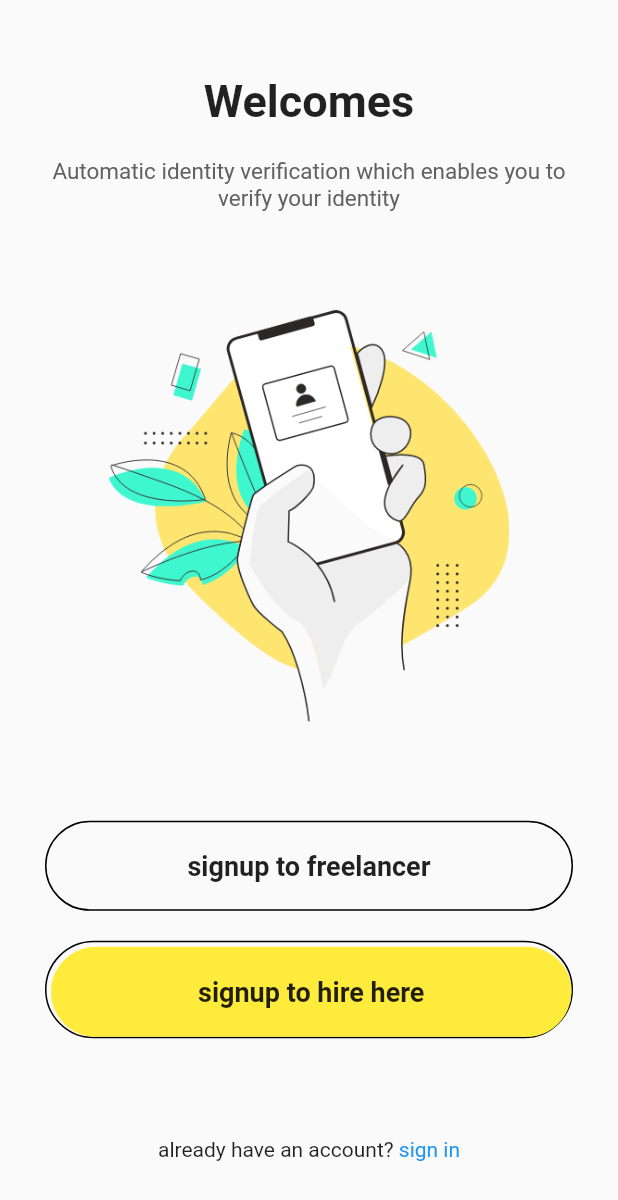
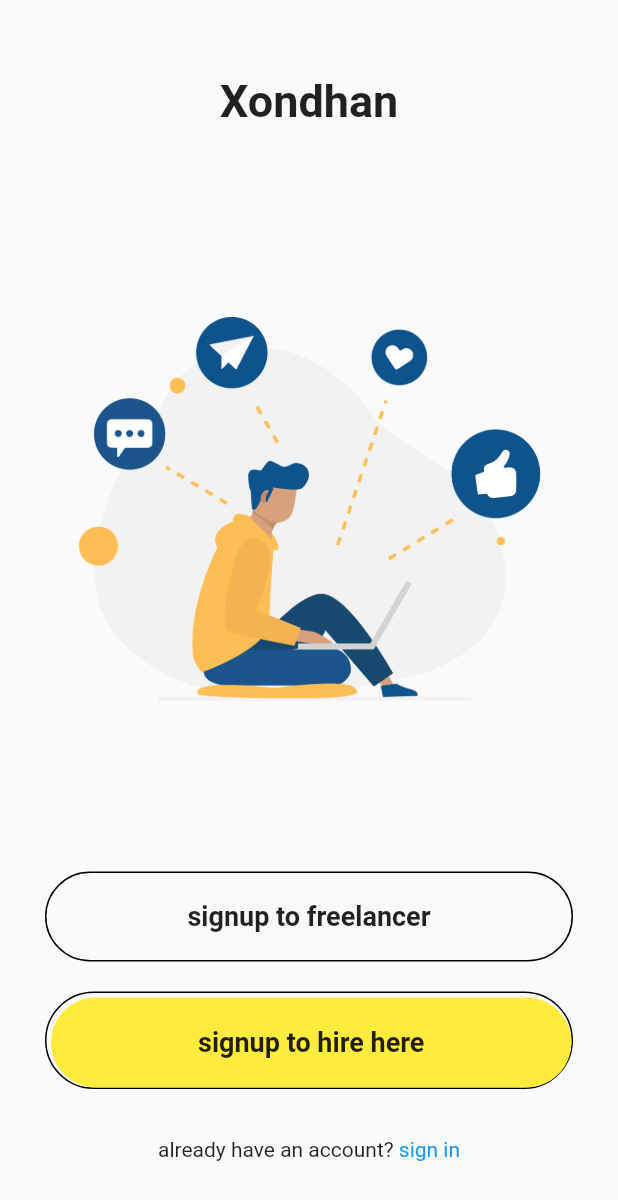
Before and after one commit to withewolf-dev/freelance-nahor, a Flutter app: the screen it shows after launch, on a phone screen of 412 x 824 dp. Shown: the top 1200 px of the screen. Run offline on Flutter 3.47's test engine with Material 2 defaults, Android fonts, the phone set to English and light mode, and no system bars; our stand-ins replace auto_route, bloc, carousel_slider, cloud_firestore, firebase_auth, firebase_core and 5 more; accounts and stored records are empty.

Commit message:
app name,logo change

```diff
--- a/lib/widgets/feedpage/profilecard/profiles_list.dart
+++ b/lib/widgets/feedpage/profilecard/profiles_list.dart
@@ -56,7 +56,7 @@ class _ProfilesListState extends State<ProfilesList> {
                 return ProfileContainer(
                   bio: data['bio'],
                   name: data['name'],
-                  freelancerId: data['id'],
+                  freelancerId: "id",
                 );
               }).toList(),
             );
--- a/lib/widgets/notification/freelance-notification.dart
+++ b/lib/widgets/notification/freelance-notification.dart
@@ -1,4 +1,6 @@
 import 'package:flutter/material.dart';
+import 'package:kilo/router/app_router.gr.dart';
+import 'package:auto_route/auto_route.dart';
 
 class FreelanceNoti extends StatelessWidget {
   final String texts;
@@ -7,7 +9,9 @@ class FreelanceNoti extends StatelessWidget {
   @override
   Widget build(BuildContext context) {
     return InkWell(
-      onTap: () {},
+      onTap: () {
+        context.pushRoute(FreelanceReqDetails());
+      },
       child: Ink(
         height: 70,
         decoration: BoxDecoration(
--- a/lib/widgets/welcome/Illustration.dart
+++ b/lib/widgets/welcome/Illustration.dart
@@ -6,9 +6,10 @@ class Illustration extends StatelessWidget {
   @override
   Widget build(BuildContext context) {
     return Container(
-      height: MediaQuery.of(context).size.height / 3,
+      height: MediaQuery.of(context).size.height / 2,
       decoration: BoxDecoration(
-          image: DecorationImage(image: AssetImage('assets/Illustration.png'))),
+          image: DecorationImage(
+              image: AssetImage('assets/network-illustration.png'))),
     );
   }
 }
--- a/lib/widgets/welcome/header.dart
+++ b/lib/widgets/welcome/header.dart
@@ -8,17 +8,12 @@ class WelcomeHeader extends StatelessWidget {
     return Column(
       children: <Widget>[
         Text(
-          "Welcomes",
+          "Xondhan",
           style: TextStyle(fontWeight: FontWeight.bold, fontSize: 30),
         ),
         SizedBox(
           height: 20,
         ),
-        Text(
-          "Automatic identity verification which enables you to verify your identity",
-          textAlign: TextAlign.center,
-          style: TextStyle(color: Colors.grey[700], fontSize: 15),
-        ),
       ],
     );
   }
```
Also changed, not shown: pubspec.yaml (+12 -9 lines), assets/1024.png (added), assets/network-illustration.png (added), pubspec.lock, 22 other files.
